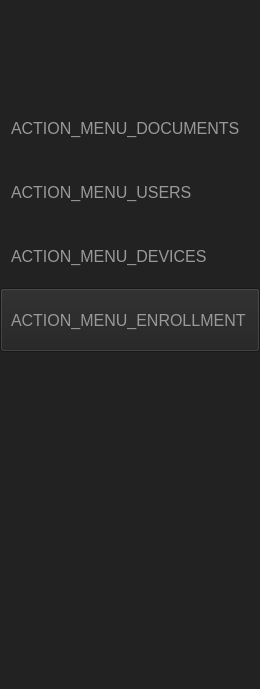
This is parsec/core/gui/forms/menu_widget.ui in Scille/parsec-cloud as Qt 5 draws it before an edit. The edited form follows.
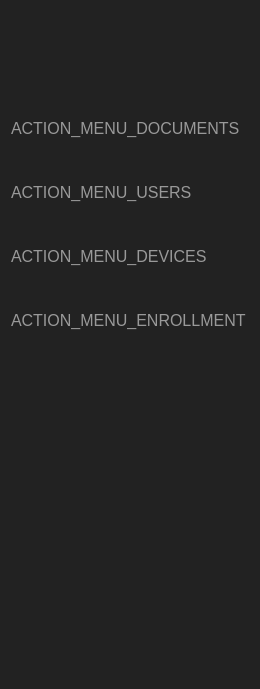
This is the edited form. Icons and pictures are not drawn. Custom widgets are drawn as their Qt base class.

Commit message: [GUI] Fixed menu, update join org with pki

What changed in the file:
```diff
--- a/parsec/core/gui/forms/menu_widget.ui
+++ b/parsec/core/gui/forms/menu_widget.ui
@@ -387,6 +387,12 @@
             <height>32</height>
            </size>
           </property>
+          <property name="checkable">
+           <bool>true</bool>
+          </property>
+          <property name="flat">
+           <bool>true</bool>
+          </property>
           <property name="checked_color" stdset="0">
            <color>
             <red>27</red>
```
The commit also changes 1 other file.
